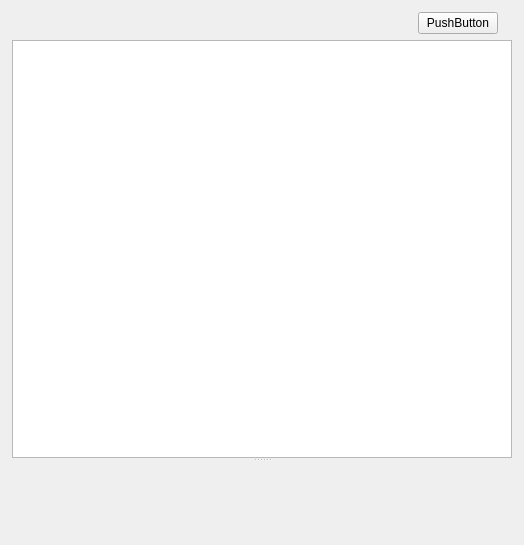
Before: the Qt Designer form sVanilla/src/ClientUi/VideoList/VideoWidget.ui in WangPengZhan/sVanilla, drawn with Qt 5.
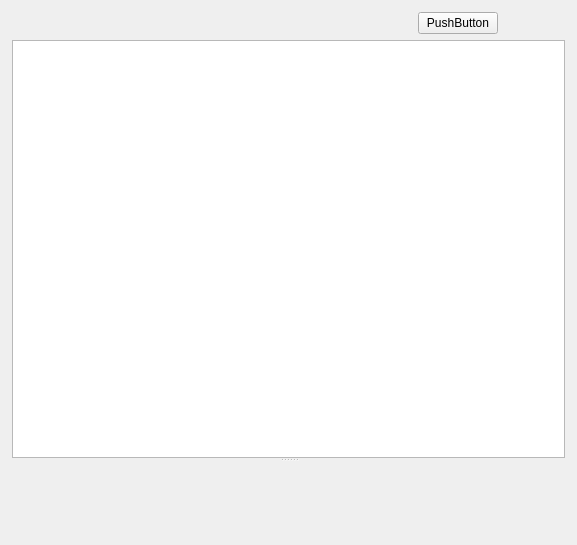
After: the same form once the commit is applied. Custom widgets are drawn as their Qt base class.

Commit message: feat(ui): add item menu action; add clear previous video function

Diff of the .ui file:
```diff
--- a/sVanilla/src/ClientUi/VideoList/VideoWidget.ui
+++ b/sVanilla/src/ClientUi/VideoList/VideoWidget.ui
@@ -6,7 +6,7 @@
    <rect>
     <x>0</x>
     <y>0</y>
-    <width>500</width>
+    <width>577</width>
     <height>545</height>
    </rect>
   </property>
@@ -75,6 +75,12 @@
         <property name="sizeType">
          <enum>QSizePolicy::MinimumExpanding</enum>
         </property>
+        <property name="sizeHint" stdset="0">
+         <size>
+          <width>0</width>
+          <height>0</height>
+         </size>
+        </property>
        </spacer>
       </item>
       <item>
@@ -132,6 +138,9 @@
        <property name="resizeMode">
         <enum>QListView::Adjust</enum>
        </property>
+       <property name="itemAlignment">
+        <set>Qt::AlignHCenter</set>
+       </property>
       </widget>
       <widget class="::VideoDetailWidget" name="VideoGridDetailWidget" native="true"/>
      </widget>
@@ -179,6 +188,11 @@
   </layout>
  </widget>
  <customwidgets>
+  <customwidget>
+   <class>Vanilla::IconButton</class>
+   <extends>QPushButton</extends>
+   <header>VanillaStyle/Widgets/IconButton.h</header>
+  </customwidget>
   <customwidget>
    <class>::VideoGridWidget</class>
    <extends>QListWidget</extends>
@@ -208,11 +222,6 @@
    <header>SUI/SearchLineEdit.h</header>
    <container>1</container>
   </customwidget>
-  <customwidget>
-   <class>Vanilla::IconButton</class>
-   <extends>QPushButton</extends>
-   <header>VanillaStyle/Widgets/IconButton.h</header>
-  </customwidget>
  </customwidgets>
  <resources/>
  <connections/>
```
The commit also changes 8 other files.
